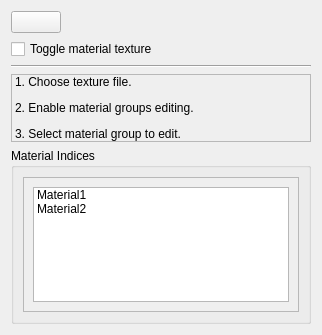
Old version of the form Sources/formmaterialindicesmanager.ui in the repository kmkolasinski/AwesomeBump.
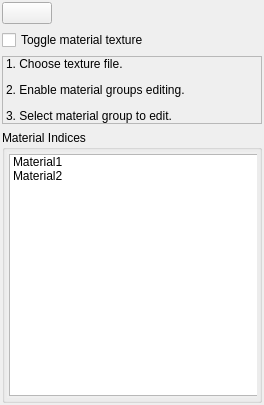
New version of the form. Icons and pictures are not drawn.

```diff
--- a/Sources/formmaterialindicesmanager.ui
+++ b/Sources/formmaterialindicesmanager.ui
@@ -6,14 +6,35 @@
    <rect>
     <x>0</x>
     <y>0</y>
-    <width>222</width>
-    <height>335</height>
+    <width>264</width>
+    <height>405</height>
    </rect>
   </property>
+  <property name="sizePolicy">
+   <sizepolicy hsizetype="Minimum" vsizetype="Preferred">
+    <horstretch>0</horstretch>
+    <verstretch>0</verstretch>
+   </sizepolicy>
+  </property>
   <property name="windowTitle">
    <string>Form</string>
   </property>
   <layout class="QVBoxLayout" name="verticalLayout_2">
+   <property name="sizeConstraint">
+    <enum>QLayout::SetMaximumSize</enum>
+   </property>
+   <property name="leftMargin">
+    <number>2</number>
+   </property>
+   <property name="topMargin">
+    <number>2</number>
+   </property>
+   <property name="rightMargin">
+    <number>2</number>
+   </property>
+   <property name="bottomMargin">
+    <number>2</number>
+   </property>
    <item>
     <layout class="QVBoxLayout" name="verticalLayout_4">
      <item>
@@ -57,13 +78,6 @@
      </property>
     </widget>
    </item>
-   <item>
-    <widget class="Line" name="line_2">
-     <property name="orientation">
-      <enum>Qt::Horizontal</enum>
-     </property>
-    </widget>
-   </item>
    <item>
     <widget class="QLabel" name="labelInfo">
      <property name="sizePolicy">
@@ -83,15 +97,36 @@
    <item>
     <widget class="QGroupBox" name="groupBox">
      <property name="sizePolicy">
-      <sizepolicy hsizetype="Minimum" vsizetype="Preferred">
+      <sizepolicy hsizetype="MinimumExpanding" vsizetype="Preferred">
        <horstretch>0</horstretch>
        <verstretch>0</verstretch>
       </sizepolicy>
      </property>
+     <property name="maximumSize">
+      <size>
+       <width>10000</width>
+       <height>16777215</height>
+      </size>
+     </property>
      <property name="title">
       <string>Material Indices</string>
      </property>
      <layout class="QVBoxLayout" name="verticalLayout">
+      <property name="spacing">
+       <number>3</number>
+      </property>
+      <property name="leftMargin">
+       <number>2</number>
+      </property>
+      <property name="topMargin">
+       <number>2</number>
+      </property>
+      <property name="rightMargin">
+       <number>2</number>
+      </property>
+      <property name="bottomMargin">
+       <number>2</number>
+      </property>
       <item>
        <widget class="QScrollArea" name="scrollArea">
         <property name="sizePolicy">
@@ -100,23 +135,56 @@
           <verstretch>0</verstretch>
          </sizepolicy>
         </property>
+        <property name="maximumSize">
+         <size>
+          <width>2000</width>
+          <height>16777215</height>
+         </size>
+        </property>
+        <property name="frameShape">
+         <enum>QFrame::NoFrame</enum>
+        </property>
+        <property name="frameShadow">
+         <enum>QFrame::Plain</enum>
+        </property>
+        <property name="horizontalScrollBarPolicy">
+         <enum>Qt::ScrollBarAlwaysOff</enum>
+        </property>
         <property name="widgetResizable">
          <bool>true</bool>
         </property>
+        <property name="alignment">
+         <set>Qt::AlignCenter</set>
+        </property>
         <widget class="QWidget" name="scrollAreaWidgetContents">
          <property name="geometry">
           <rect>
            <x>0</x>
            <y>0</y>
-           <width>182</width>
-           <height>131</height>
+           <width>260</width>
+           <height>240</height>
           </rect>
          </property>
          <layout class="QVBoxLayout" name="verticalLayout_3">
+          <property name="spacing">
+           <number>3</number>
+          </property>
+          <property name="leftMargin">
+           <number>2</number>
+          </property>
+          <property name="topMargin">
+           <number>2</number>
+          </property>
+          <property name="rightMargin">
+           <number>2</number>
+          </property>
+          <property name="bottomMargin">
+           <number>2</number>
+          </property>
           <item>
            <widget class="QListWidget" name="listWidgetMaterialIndices">
             <property name="sizePolicy">
-             <sizepolicy hsizetype="Expanding" vsizetype="Expanding">
+             <sizepolicy hsizetype="Minimum" vsizetype="Expanding">
               <horstretch>0</horstretch>
               <verstretch>0</verstretch>
              </sizepolicy>
@@ -127,9 +195,24 @@
               <height>0</height>
              </size>
             </property>
+            <property name="maximumSize">
+             <size>
+              <width>2000</width>
+              <height>16777215</height>
+             </size>
+            </property>
+            <property name="horizontalScrollBarPolicy">
+             <enum>Qt::ScrollBarAlwaysOff</enum>
+            </property>
             <property name="viewMode">
              <enum>QListView::ListMode</enum>
             </property>
+            <property name="batchSize">
+             <number>80</number>
+            </property>
+            <property name="sortingEnabled">
+             <bool>false</bool>
+            </property>
             <item>
              <property name="text">
               <string>Material1</string>
```
